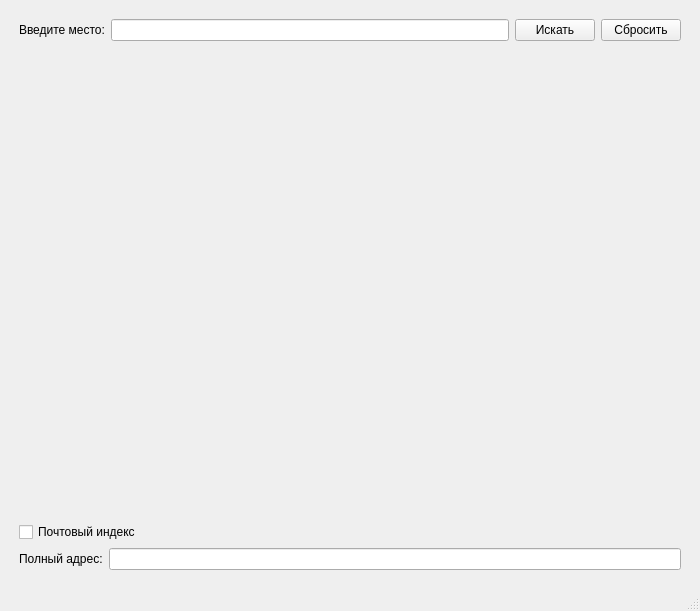
Tarasyonok/Maps-API-Task-v2, file UI.ui: the form before one commit.
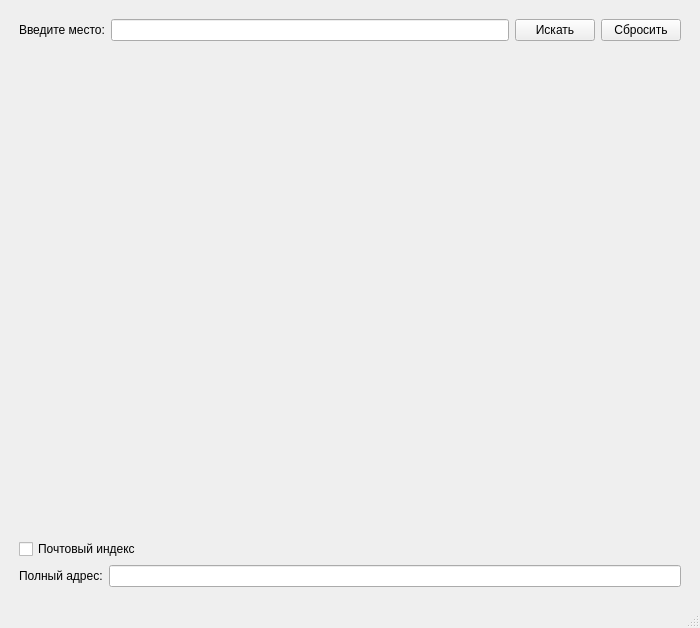
The form after the commit.

Commit message: Arrow key are fixed

```diff
--- a/UI.ui
+++ b/UI.ui
@@ -7,7 +7,7 @@
     <x>0</x>
     <y>0</y>
     <width>700</width>
-    <height>611</height>
+    <height>628</height>
    </rect>
   </property>
   <property name="windowTitle">
```
Left out of the diff: 12 changed lines with no effect on the pictures. The commit also changes 1 other file.
